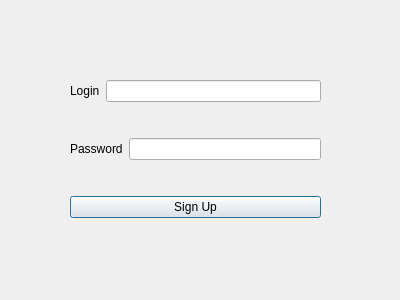
Above: UI/w_reg/registration.ui from Saigz/task_tracker_qt before the change. Below: the same form after it.
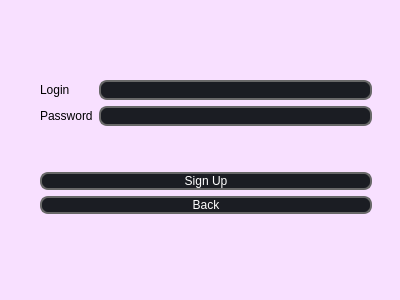
That is the form after the change.

Diff of the .ui file:
```diff
--- a/UI/w_reg/registration.ui
+++ b/UI/w_reg/registration.ui
@@ -13,53 +13,183 @@
   <property name="windowTitle">
    <string>Dialog</string>
   </property>
-  <widget class="QWidget" name="verticalLayoutWidget">
+  <property name="styleSheet">
+   <string notr="true">background-color: rgb(248, 224, 255);</string>
+  </property>
+  <widget class="QWidget" name="">
    <property name="geometry">
     <rect>
-     <x>70</x>
-     <y>50</y>
-     <width>251</width>
-     <height>201</height>
+     <x>40</x>
+     <y>80</y>
+     <width>332</width>
+     <height>134</height>
     </rect>
    </property>
-   <layout class="QVBoxLayout" name="verticalLayout">
+   <layout class="QVBoxLayout" name="verticalLayout_4">
     <item>
      <layout class="QHBoxLayout" name="horizontalLayout">
       <item>
-       <widget class="QLabel" name="label_Login">
-        <property name="text">
-         <string>Login</string>
-        </property>
-       </widget>
+       <layout class="QVBoxLayout" name="verticalLayout_2">
+        <item>
+         <widget class="QLabel" name="label_Login">
+          <property name="styleSheet">
+           <string notr="true">QLabel {
+	font: 600 12pt &quot;Montserrat SemiBold&quot;;
+}</string>
+          </property>
+          <property name="text">
+           <string>Login </string>
+          </property>
+         </widget>
+        </item>
+        <item>
+         <widget class="QLabel" name="label_Password">
+          <property name="styleSheet">
+           <string notr="true">QLabel {
+	font: 600 12pt &quot;Montserrat SemiBold&quot;;
+}</string>
+          </property>
+          <property name="text">
+           <string>Password</string>
+          </property>
+         </widget>
+        </item>
+       </layout>
       </item>
       <item>
-       <widget class="QLineEdit" name="lineEdit_Login"/>
+       <layout class="QVBoxLayout" name="verticalLayout">
+        <item>
+         <widget class="QLineEdit" name="lineEdit_Login">
+          <property name="styleSheet">
+           <string notr="true">QLineEdit {
+	border: 2px solid rgb(104, 104, 104);
+	border-radius: 8px;
+	padding-left: auto;
+    padding-right: auto;
+	color: rgb(255, 255, 255);
+	background-color: rgb(27, 29, 35);
+	font: 600 11pt &quot;Montserrat SemiBold&quot;;
+}
+QLineEdit:hover {
+	border: 2px solid rgb(48, 50, 62);
+}
+QLineEdit:focus {
+	border: 2px solid rgb(85, 170, 255);
+	background-color: rgb(43, 45, 56);
+}
+
+</string>
+          </property>
+         </widget>
+        </item>
+        <item>
+         <widget class="QLineEdit" name="lineEdit_Password">
+          <property name="styleSheet">
+           <string notr="true">QLineEdit {
+	border: 2px solid rgb(104, 104, 104);
+	border-radius: 8px;
+	padding-left: auto;
+    padding-right: auto;
+	color: rgb(255, 255, 255);
+	background-color: rgb(27, 29, 35);
+	font: 600 11pt &quot;Montserrat SemiBold&quot;;
+}
+QLineEdit:hover {
+	border: 2px solid rgb(48, 50, 62);
+}
+QLineEdit:focus {
+	border: 2px solid rgb(85, 170, 255);
+	background-color: rgb(43, 45, 56);
+}
+
+</string>
+          </property>
+         </widget>
+        </item>
+       </layout>
       </item>
      </layout>
     </item>
     <item>
-     <layout class="QHBoxLayout" name="horizontalLayout_2">
+     <layout class="QVBoxLayout" name="verticalLayout_3">
       <item>
-       <widget class="QLabel" name="label_Password">
-        <property name="text">
-         <string>Password</string>
+       <spacer name="verticalSpacer">
+        <property name="orientation">
+         <enum>Qt::Vertical</enum>
         </property>
-       </widget>
+        <property name="sizeHint" stdset="0">
+         <size>
+          <width>20</width>
+          <height>40</height>
+         </size>
+        </property>
+       </spacer>
       </item>
       <item>
-       <widget class="QLineEdit" name="lineEdit_Password"/>
+       <spacer name="verticalSpacer_2">
+        <property name="orientation">
+         <enum>Qt::Vertical</enum>
+        </property>
+        <property name="sizeHint" stdset="0">
+         <size>
+          <width>20</width>
+          <height>40</height>
+         </size>
+        </property>
+       </spacer>
       </item>
-     </layout>
-    </item>
-    <item>
-     <layout class="QHBoxLayout" name="horizontalLayout_3">
       <item>
        <widget class="QPushButton" name="btn_SignUp">
+        <property name="styleSheet">
+         <string notr="true">QPushButton {
+	border: 2px solid rgb(104, 104, 104);
+	border-radius: 8px;
+	padding-left: auto;
+    padding-right: auto;
+	color: rgb(255, 255, 255);
+	background-color: rgb(27, 29, 35);
+	font: 600 12pt &quot;Montserrat SemiBold&quot;;
+}
+QPushButton:hover {
+	border: 2px solid rgb(85, 170, 255);
+	background-color: rgb(43, 45, 56);
+}
+QPushButton:focus {
+	border: 2px solid rgb(48, 50, 62);
+}
+</string>
+        </property>
         <property name="text">
          <string>Sign Up</string>
         </property>
        </widget>
       </item>
+      <item>
+       <widget class="QPushButton" name="btn_Back">
+        <property name="styleSheet">
+         <string notr="true">QPushButton {
+	border: 2px solid rgb(104, 104, 104);
+	border-radius: 8px;
+	padding-left: auto;
+    padding-right: auto;
+	color: rgb(255, 255, 255);
+	background-color: rgb(27, 29, 35);
+	font: 600 12pt &quot;Montserrat SemiBold&quot;;
+}
+QPushButton:hover {
+	border: 2px solid rgb(85, 170, 255);
+	background-color: rgb(43, 45, 56);
+}
+QPushButton:focus {
+	border: 2px solid rgb(48, 50, 62);
+}
+</string>
+        </property>
+        <property name="text">
+         <string>Back</string>
+        </property>
+       </widget>
+      </item>
      </layout>
     </item>
    </layout>
```
